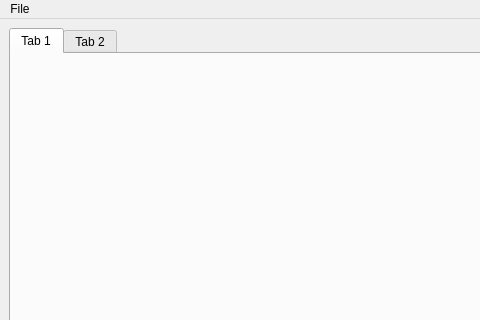
This is part1.ui in MohammedAbdelbarry/numerical-analysis as Qt 5 draws it before an edit; both pictures show x 0 to 480 and y 0 to 320 of the 1108 by 650 pixel window. The edited form follows.
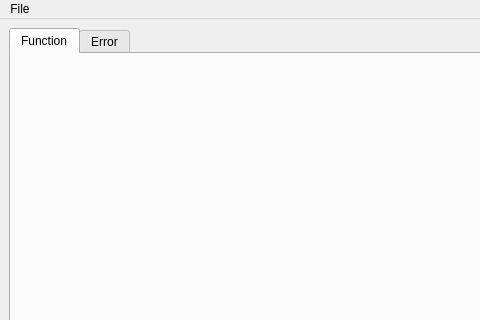
This is the edited form.

Commit message: Integrated matplotlib

```diff
--- a/part1.ui
+++ b/part1.ui
@@ -22,12 +22,12 @@
       </property>
       <widget class="QWidget" name="tab">
        <attribute name="title">
-        <string>Tab 1</string>
+        <string>Function</string>
        </attribute>
       </widget>
       <widget class="QWidget" name="tab_2">
        <attribute name="title">
-        <string>Tab 2</string>
+        <string>Error</string>
        </attribute>
       </widget>
      </widget>
```
Left out of the diff: 4 changed lines with no effect on the pictures. The commit also changes 1 other file.
